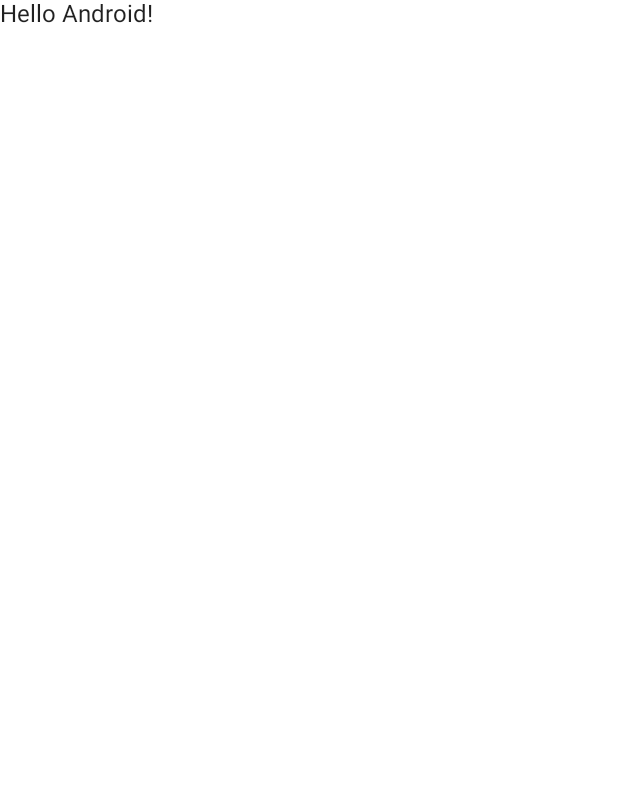
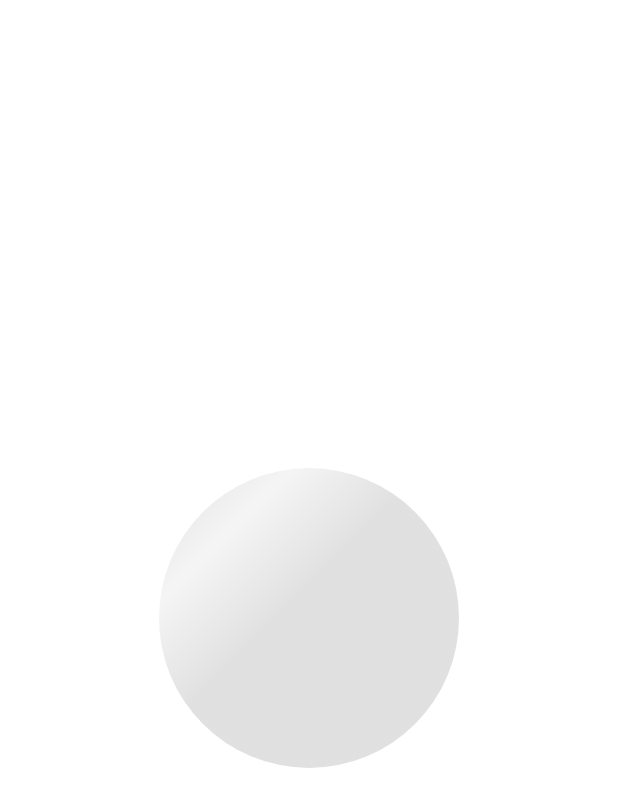
Before and after one commit to fesvieira/ShimmerLayoutCompose, an Android app built with Jetpack Compose: the screen it shows after launch (MainActivity), on a phone screen of 412 x 824 dp. Before the commit the part shown is almost empty. Shown: the top 807 px of the screen. Run offline under Robolectric (Android 15) with nearby library versions, the phone set to English and light mode, and no system bars; our stand-ins replace Shimmer.

```diff
--- /dev/null
+++ b/app/src/main/java/com/example/shimmerlayout/AnimatedShimmer.kt
@@ -0,0 +1,66 @@
+package com.example.shimmerlayout
+
+import androidx.compose.animation.core.*
+import androidx.compose.foundation.background
+import androidx.compose.foundation.layout.*
+import androidx.compose.foundation.shape.CircleShape
+import androidx.compose.runtime.Composable
+import androidx.compose.ui.Alignment
+import androidx.compose.ui.Modifier
+import androidx.compose.ui.draw.clip
+import androidx.compose.ui.geometry.Offset
+import androidx.compose.ui.graphics.Brush
+import androidx.compose.ui.graphics.Color
+import androidx.compose.ui.tooling.preview.Preview
+import androidx.compose.ui.unit.dp
+
+@Composable
+fun AnimatedShimmer() {
+    val shimmerColors = listOf(
+        Color.LightGray.copy(alpha = 0.6f),
+        Color.LightGray.copy(alpha = 0.2f),
+        Color.LightGray.copy(alpha = 0.6f),
+    )
+
+    val transition = rememberInfiniteTransition()
+    val translateAnim = transition.animateFloat(
+        initialValue = 0f,
+        targetValue = 1000f,
+        animationSpec = infiniteRepeatable(
+            animation = tween(
+                durationMillis = 1000,
+                easing = FastOutSlowInEasing
+            )
+        )
+    )
+
+    val brush = Brush.linearGradient(
+        colors = shimmerColors,
+        start = Offset.Zero,
+        end = Offset(x = translateAnim.value, y = translateAnim.value)
+    )
+
+    ShimmerGridItem(brush = brush)
+}
+
+@Composable
+fun ShimmerGridItem(brush: Brush) {
+    Row(
+        verticalAlignment = Alignment.CenterVertically,
+        horizontalArrangement = Arrangement.Center,
+        modifier = Modifier
+            .fillMaxSize()
+            .padding(all = 10.dp)
+    ) {
+        Spacer(modifier = Modifier
+            .size(200.dp)
+            .clip(CircleShape)
+            .background(brush))
+    }
+}
+
+@Preview
+@Composable
+fun Aoba() {
+    AnimatedShimmer()
+}
--- a/app/src/main/java/com/example/shimmerlayout/MainActivity.kt
+++ b/app/src/main/java/com/example/shimmerlayout/MainActivity.kt
@@ -17,12 +17,12 @@ class MainActivity : ComponentActivity() {
         super.onCreate(savedInstanceState)
         setContent {
             ShimmerLayoutTheme {
-                // A surfacaae container using the 'background' color from the theme
+                // A surface container using the 'background' color from the theme
                 Surface(
                     modifier = Modifier.fillMaxSize(),
                     color = MaterialTheme.colors.background
                 ) {
-                    Greeting("Android")
+                   AnimatedShimmer()
                 }
             }
         }
```
